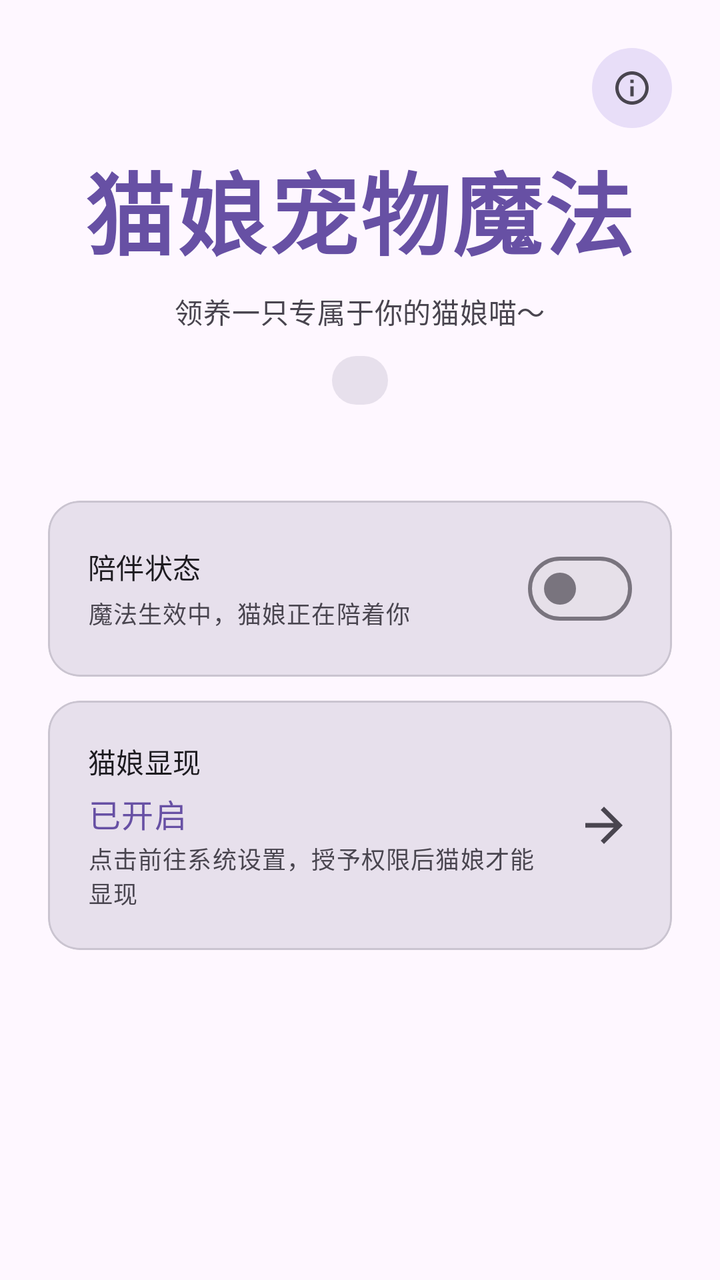
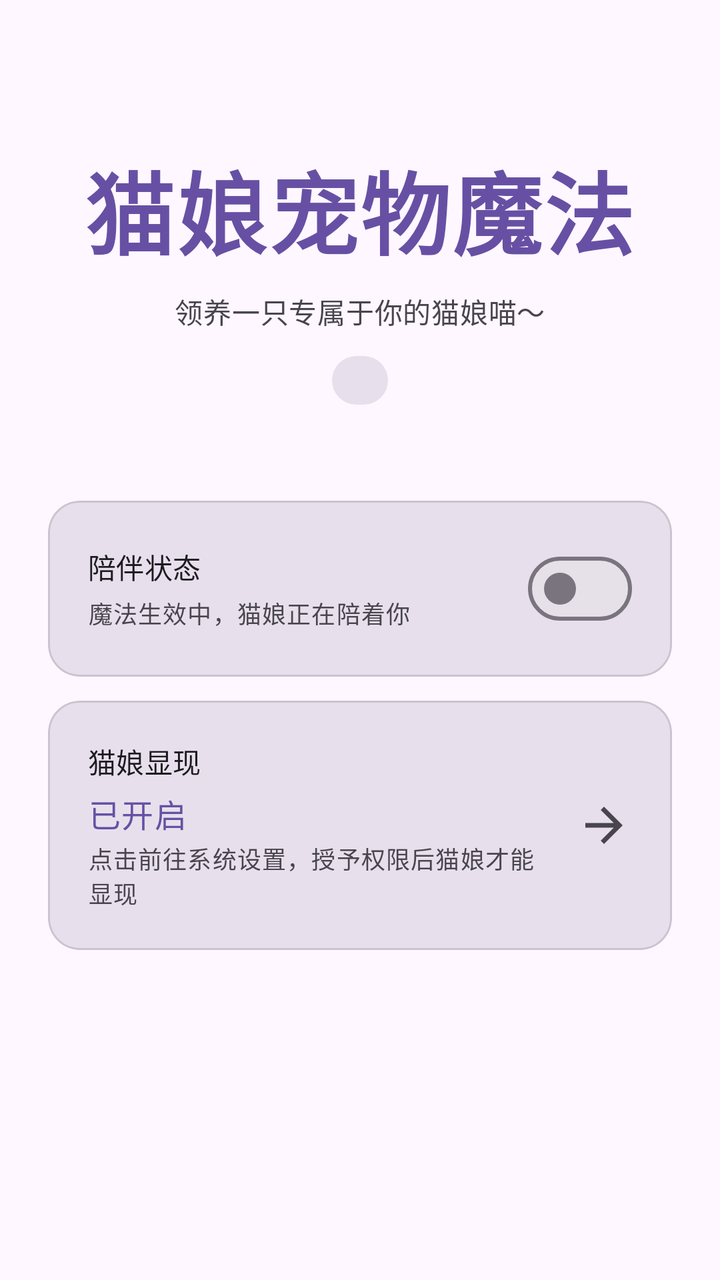

Two renders of the same Android screen: before a commit and after it. Below are the layout's source before the change and the commit's diff.
<!-- AndroidManifest.xml: application theme Theme.QQReplyApp -->
<!-- res/layout/view_tab_main.xml -->
<?xml version="1.0" encoding="utf-8"?>
<ScrollView xmlns:android="http://schemas.android.com/apk/res/android"
    xmlns:app="http://schemas.android.com/apk/res-auto"
    android:layout_width="match_parent"
    android:layout_height="match_parent"
    android:fillViewport="true">

    <LinearLayout
        android:layout_width="match_parent"
        android:layout_height="wrap_content"
        android:orientation="vertical"
        android:gravity="center_horizontal"
        android:padding="24dp">

        <FrameLayout
            android:layout_width="match_parent"
            android:layout_height="wrap_content">

            <View
                android:layout_width="match_parent"
                android:layout_height="48dp" />

            <com.google.android.material.button.MaterialButton
                android:id="@+id/infoButton"
                style="@style/Widget.Material3.Button.IconButton.Filled.Tonal"
                android:layout_width="40dp"
                android:layout_height="40dp"
                android:layout_gravity="top|end"
                android:contentDescription="功能介绍"
                android:insetLeft="0dp"
                android:insetRight="0dp"
                android:insetTop="0dp"
                android:insetBottom="0dp"
                app:icon="@drawable/ic_info_outline"
                app:iconSize="20dp"
                app:iconTint="?attr/colorOnSurfaceVariant" />

        </FrameLayout>

        <TextView
            android:id="@+id/appLogo"
            android:layout_width="wrap_content"
            android:layout_height="wrap_content"
            android:text="猫娘宠物魔法"
            android:textAppearance="@style/TextAppearance.Material3.DisplayMedium"
            android:textStyle="bold"
            android:textColor="?attr/colorPrimary"
            android:letterSpacing="0.02" />

        <TextView
            android:id="@+id/appSubtitle"
            android:layout_width="wrap_content"
            android:layout_height="wrap_content"
            android:layout_marginTop="8dp"
            android:text="领养一只专属于你的猫娘喵～"
            android:textAppearance="@style/TextAppearance.Material3.BodyMedium"
            android:textColor="?attr/colorOnSurfaceVariant" />

        <TextView
            android:id="@+id/versionBadge"
            android:layout_width="wrap_content"
            android:layout_height="wrap_content"
            android:layout_marginTop="12dp"
            android:background="@drawable/bg_version_badge"
            android:paddingStart="14dp"
            android:paddingTop="4dp"
            android:paddingEnd="14dp"
            android:paddingBottom="4dp"
            android:text=""
            android:clickable="true"
            android:focusable="true"
            android:textAppearance="@style/TextAppearance.Material3.LabelMedium"
            android:textColor="?attr/colorPrimary" />

        <View
            android:layout_width="match_parent"
            android:layout_height="48dp" />

        
        <com.google.android.material.card.MaterialCardView
            android:layout_width="match_parent"
            android:layout_height="wrap_content"
            app:cardElevation="0dp"
            app:cardBackgroundColor="?attr/colorSurfaceVariant"
            app:cardCornerRadius="16dp">

            <LinearLayout
                android:layout_width="match_parent"
                android:layout_height="wrap_content"
                android:orientation="horizontal"
                android:gravity="center_vertical"
                android:padding="20dp">

                <LinearLayout
                    android:layout_width="0dp"
                    android:layout_height="wrap_content"
                    android:layout_weight="1"
                    android:orientation="vertical">

                    <TextView
                        android:layout_width="wrap_content"
                        android:layout_height="wrap_content"
                        android:text="陪伴状态"
                        android:textAppearance="@style/TextAppearance.Material3.TitleSmall" />

                    <TextView
                        android:id="@+id/funcStatus"
                        android:layout_width="wrap_content"
                        android:layout_height="wrap_content"
                        android:layout_marginTop="4dp"
                        android:text="魔法生效中，猫娘正在陪着你"
                        android:textAppearance="@style/TextAppearance.Material3.BodySmall"
                        android:textColor="?attr/colorOnSurfaceVariant" />

                </LinearLayout>

                <com.google.android.material.materialswitch.MaterialSwitch
                    android:id="@+id/funcSwitch"
                    android:layout_width="wrap_content"
                    android:layout_height="wrap_content"
                    android:layout_marginStart="12dp" />

            </LinearLayout>

        </com.google.android.material.card.MaterialCardView>

        
        <com.google.android.material.card.MaterialCardView
            android:id="@+id/serviceCard"
            android:layout_width="match_parent"
            android:layout_height="wrap_content"
            android:layout_marginTop="12dp"
            android:clickable="true"
            android:focusable="true"
            app:cardElevation="0dp"
            app:cardBackgroundColor="?attr/colorSurfaceVariant"
            app:cardCornerRadius="16dp"
            app:rippleColor="?attr/colorPrimary">

            <LinearLayout
                android:layout_width="match_parent"
                android:layout_height="wrap_content"
                android:orientation="horizontal"
                android:gravity="center_vertical"
                android:padding="20dp">

                <LinearLayout
                    android:layout_width="0dp"
                    android:layout_height="wrap_content"
                    android:layout_weight="1"
                    android:orientation="vertical">

                    <TextView
                        android:layout_width="wrap_content"
                        android:layout_height="wrap_content"
                        android:text="猫娘显现"
                        android:textAppearance="@style/TextAppearance.Material3.TitleSmall" />

                    <TextView
                        android:id="@+id/serviceStatus"
                        android:layout_width="wrap_content"
                        android:layout_height="wrap_content"
                        android:layout_marginTop="4dp"
                        android:text="已开启"
                        android:textAppearance="@style/TextAppearance.Material3.BodyLarge"
                        android:textColor="?attr/colorPrimary" />

                    <TextView
                        android:layout_width="wrap_content"
                        android:layout_height="wrap_content"
                        android:layout_marginTop="2dp"
                        android:text="点击前往系统设置，授予权限后猫娘才能显现"
                        android:textAppearance="@style/TextAppearance.Material3.BodySmall"
                        android:textColor="?attr/colorOnSurfaceVariant" />

                </LinearLayout>

                <ImageView
                    android:id="@+id/serviceArrow"
                    android:layout_width="28dp"
                    android:layout_height="28dp"
                    android:layout_marginStart="12dp"
                    android:contentDescription="前往无障碍设置"
                    android:src="@drawable/ic_arrow_forward"
                    app:tint="?attr/colorOnSurfaceVariant" />

            </LinearLayout>

        </com.google.android.material.card.MaterialCardView>

    </LinearLayout>

</ScrollView>
<!-- resources referenced by this layout -->
<resources>
  <!-- drawable bg_version_badge (drawable) -->
  <?xml version="1.0" encoding="utf-8"?>
  <shape xmlns:android="http://schemas.android.com/apk/res/android"
      android:shape="rectangle">
      <solid android:color="?attr/colorSurfaceVariant" />
      <corners android:radius="100dp" />
  </shape>
  <!-- drawable ic_arrow_forward (drawable) -->
  <vector xmlns:android="http://schemas.android.com/apk/res/android"
      android:width="24dp"
      android:height="24dp"
      android:viewportWidth="24"
      android:viewportHeight="24">
      <path
          android:fillColor="#FFFFFFFF"
          android:pathData="M12,4l-1.41,1.41L16.17,11H4v2h12.17l-5.58,5.59L12,20l8,-8z" />
  </vector>
  <!-- drawable ic_info_outline (drawable) -->
  <?xml version="1.0" encoding="utf-8"?>
  <vector xmlns:android="http://schemas.android.com/apk/res/android"
      android:width="24dp"
      android:height="24dp"
      android:viewportWidth="24"
      android:viewportHeight="24">
      <path
          android:fillColor="#FFFFFF"
          android:pathData="M11,7h2v2h-2zM11,11h2v6h-2zM12,2C6.48,2 2,6.48 2,12s4.48,10 10,10 10,-4.48 10,-10S17.52,2 12,2zM12,20c-4.41,0 -8,-3.59 -8,-8s3.59,-8 8,-8 8,3.59 8,8 -3.59,8 -8,8z"/>
  </vector>
  <style name="Theme.QQReplyApp" parent="Theme.Material3.DayNight.NoActionBar" />
</resources>

<!-- the commit's change to res/layout/view_tab_main.xml (unified diff, before → after) -->
@@ -19,21 +19,6 @@
             <View
                 android:layout_width="match_parent"
                 android:layout_height="48dp" />
-
-            <com.google.android.material.button.MaterialButton
-                android:id="@+id/infoButton"
-                style="@style/Widget.Material3.Button.IconButton.Filled.Tonal"
-                android:layout_width="40dp"
-                android:layout_height="40dp"
-                android:layout_gravity="top|end"
-                android:contentDescription="功能介绍"
-                android:insetLeft="0dp"
-                android:insetRight="0dp"
-                android:insetTop="0dp"
-                android:insetBottom="0dp"
-                app:icon="@drawable/ic_info_outline"
-                app:iconSize="20dp"
-                app:iconTint="?attr/colorOnSurfaceVariant" />
 
         </FrameLayout>
 
<!-- resource entries referenced after the edit -->
@@ -17,17 +17,6 @@
           android:fillColor="#FFFFFFFF"
           android:pathData="M12,4l-1.41,1.41L16.17,11H4v2h12.17l-5.58,5.59L12,20l8,-8z" />
   </vector>
-  <!-- drawable ic_info_outline (drawable) -->
-  <?xml version="1.0" encoding="utf-8"?>
-  <vector xmlns:android="http://schemas.android.com/apk/res/android"
-      android:width="24dp"
-      android:height="24dp"
-      android:viewportWidth="24"
-      android:viewportHeight="24">
-      <path
-          android:fillColor="#FFFFFF"
-          android:pathData="M11,7h2v2h-2zM11,11h2v6h-2zM12,2C6.48,2 2,6.48 2,12s4.48,10 10,10 10,-4.48 10,-10S17.52,2 12,2zM12,20c-4.41,0 -8,-3.59 -8,-8s3.59,-8 8,-8 8,3.59 8,8 -3.59,8 -8,8z"/>
-  </vector>
   <style name="Theme.QQReplyApp" parent="Theme.Material3.DayNight.NoActionBar" />
 </resources>
 
